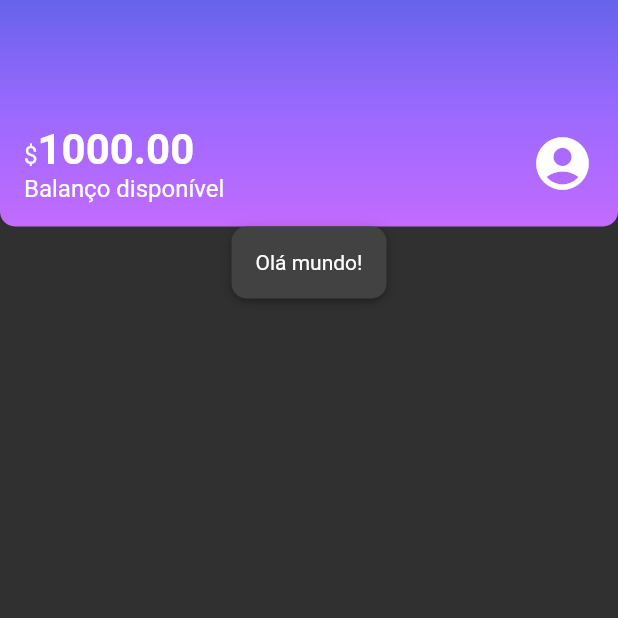
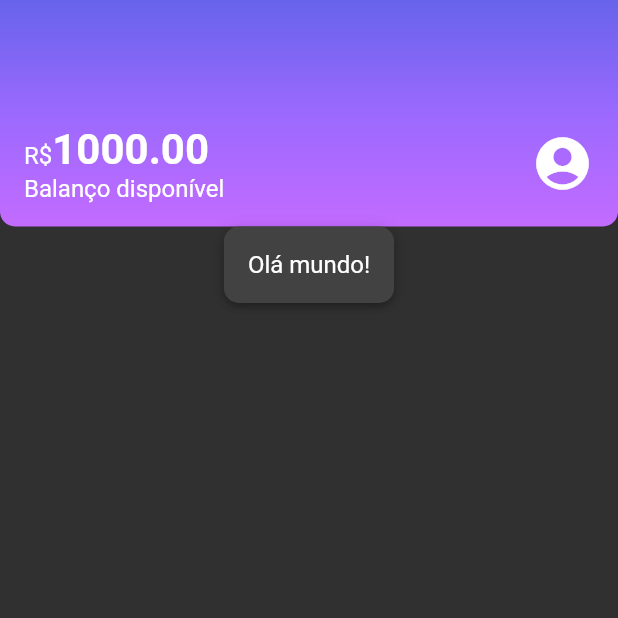
Before and after one commit to andrey-araujo/alubank, a Flutter app: the screen it shows after launch, on a phone screen of 412 x 824 dp, the top half of it. Run offline on Flutter 3.47's test engine with Material 2 defaults, Android fonts, the phone set to English and light mode, and no system bars.

Commit message:
#aula04.07 using bodymedium and large to textstyle

```diff
--- a/lib/components/sections/header.dart
+++ b/lib/components/sections/header.dart
@@ -25,25 +25,20 @@ class Header extends StatelessWidget {
           children: <Widget>[
             Column(
               crossAxisAlignment: CrossAxisAlignment.start,
-              children: const [
+              children: [
                 Text.rich(
                   TextSpan(
-                    text: '\$',
-                    style: TextStyle(fontSize: 16),
+                    text: 'R\$',
                     children: [
                       TextSpan(
                         text: '1000.00',
-                        style: TextStyle(
-                          fontSize: 28,
-                          fontWeight: FontWeight.bold,
-                        ),
+                        style: Theme.of(context).textTheme.bodyLarge,
                       ),
                     ],
                   ),
                 ),
-                Text(
+                const Text(
                   'Balanço disponível',
-                  style: TextStyle(fontSize: 16),
                 ),
               ],
             ),
--- a/lib/themes/my_theme.dart
+++ b/lib/themes/my_theme.dart
@@ -5,4 +5,8 @@ ThemeData MyTheme = ThemeData(
   primarySwatch: ThemeColors.primaryColor,
   primaryColor: ThemeColors.primaryColor,
   brightness: Brightness.dark,
+  textTheme: const TextTheme(
+    bodyMedium: TextStyle(fontSize: 16),
+    bodyLarge: TextStyle(fontSize: 28, fontWeight: FontWeight.bold),
+  ),
 );
```
